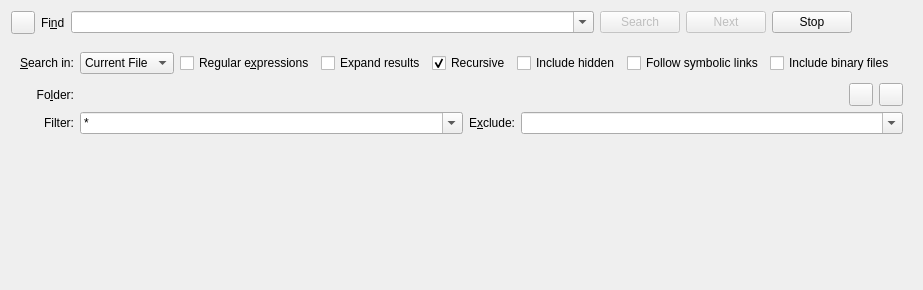
Qt form addons/search/search.ui (KDE/kate) before a commit.
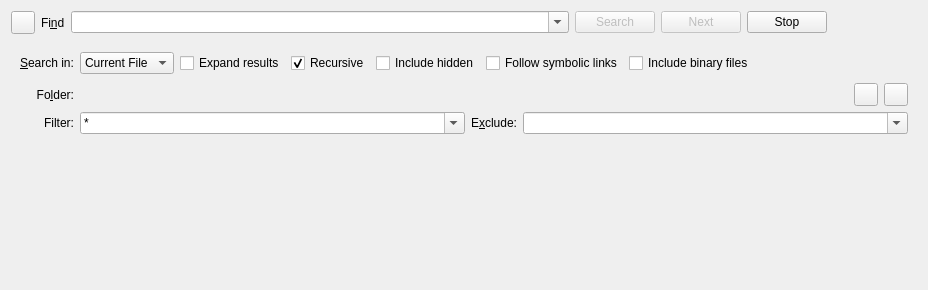
The same form after that commit. Custom widgets are drawn as their Qt base class.

Commit message: cleanup search in files even more

Diff of the .ui file:
```diff
--- a/addons/search/search.ui
+++ b/addons/search/search.ui
@@ -6,7 +6,7 @@
    <rect>
     <x>0</x>
     <y>0</y>
-    <width>773</width>
+    <width>928</width>
     <height>290</height>
    </rect>
   </property>
@@ -89,8 +89,18 @@
        <property name="autoRaise">
         <bool>true</bool>
        </property>
-      <property name="toolTip">
-        <string>&amp;Match case</string>
+      </widget>
+     </item>
+     <item>
+      <widget class="QToolButton" name="useRegExp">
+       <property name="toolTip">
+        <string>Regular expressions</string>
+       </property>
+       <property name="checkable">
+        <bool>true</bool>
+       </property>
+       <property name="autoRaise">
+        <bool>true</bool>
        </property>
       </widget>
      </item>
@@ -276,13 +286,6 @@
              </property>
             </spacer>
            </item>
-           <item row="0" column="2">
-            <widget class="QCheckBox" name="useRegExp">
-             <property name="text">
-              <string>Regular e&amp;xpressions</string>
-             </property>
-            </widget>
-           </item>
            <item row="0" column="0">
             <widget class="KComboBox" name="searchPlaceCombo">
              <item>
```
Left out of the diff: 3 changed lines with no effect on the pictures. The commit also changes 1 other file.
